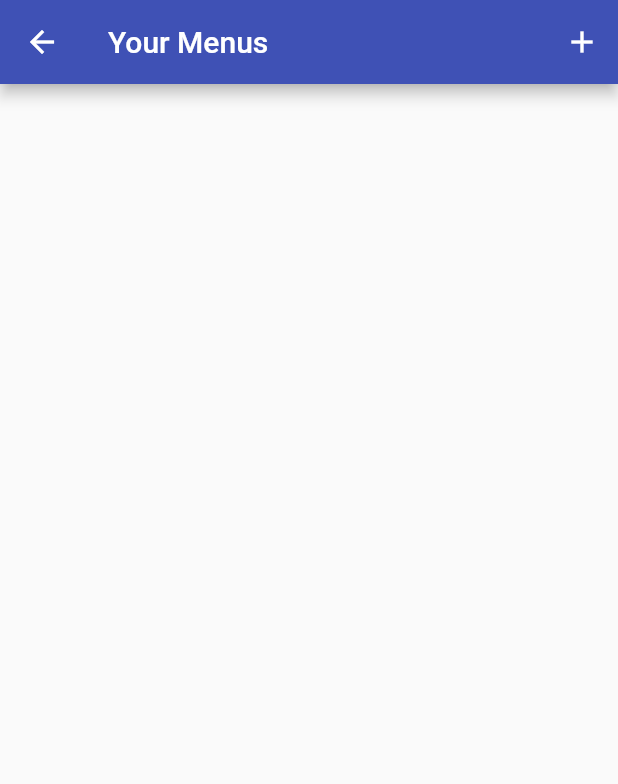
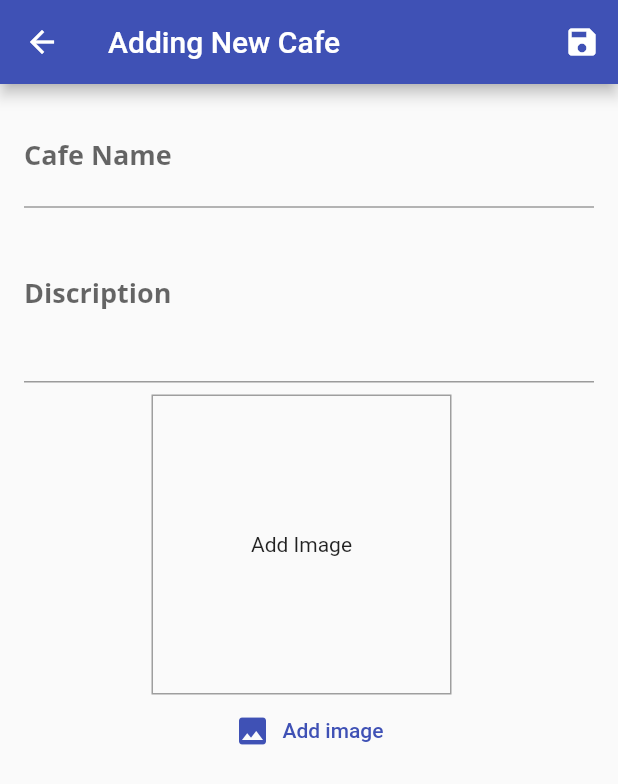
Before and after one commit to Zunair123456789/fast_food_cafe_grill, a Flutter app: the CafeUpdateScreen screen opened directly, after a tap on the "add" icon, on a phone screen of 412 x 824 dp. Shown: the top 784 px of the screen. Run offline on Flutter 3.47's test engine with Material 2 defaults, Android fonts, the phone set to English and light mode, and no system bars; our stand-ins replace cloud_firestore, firebase_core, firebase_storage, flutter_image_slideshow, image_picker, intro_slider and 1 more; missing offline and left inert: contactus, curved_nav_bar; accounts and stored records are empty.

Commit message:
add cafe of your choise

```diff
--- a/lib/Provider/Cafe.dart
+++ b/lib/Provider/Cafe.dart
@@ -1,4 +1,8 @@
+import 'dart:io';
+
 import 'package:cloud_firestore/cloud_firestore.dart';
+import 'package:fast_food_cafe_grill/Provider/Menu.dart';
+import 'package:firebase_storage/firebase_storage.dart';
 import 'package:flutter/material.dart';
 
 class CafeItem extends ChangeNotifier {
@@ -18,6 +22,8 @@ class Cafe extends ChangeNotifier {
   List<CafeItem> _listOfCafes = [];
 
   String _isSelected = '';
+
+  File? pickedImage;
 
   String get isSelected {
     return _isSelected;
@@ -59,9 +65,39 @@ class Cafe extends ChangeNotifier {
     }
   }
 
-  void printlist(String a) {
-    print(a);
-    print(_listOfCafes[1].cafeName);
-    // return;
+  Future<void> addMenu(CafeItem cafe) async {
+    String? imageUrl;
+    try {
+      if (pickedImage != null) {
+        final ref = FirebaseStorage.instance
+            .ref()
+            .child('cafeslogos')
+            .child(cafe.cafeName + '.jpg');
+        await ref
+            .putFile(pickedImage!)
+            .whenComplete(() => print('Image is successfully uploaded'));
+        imageUrl = await ref.getDownloadURL();
+      }
+
+      final firebase = FirebaseFirestore.instance.collection('listOfRestorant');
+      final response = await firebase.add({
+        'name': cafe.cafeName,
+        'imageUrl': imageUrl,
+        'description': cafe.cafeDiscription,
+      });
+      final newMenuItem = CafeItem(
+        cafeId: response.id,
+        cafeName: cafe.cafeName,
+        cafeDiscription: cafe.cafeDiscription,
+        cafeImageUrl: imageUrl.toString(),
+      );
+
+      _listOfCafes.add(newMenuItem);
+
+      pickedImage = null;
+      notifyListeners();
+    } catch (error) {
+      rethrow;
+    }
   }
 }
--- /dev/null
+++ b/lib/Screens/AddNewCafe.dart
@@ -0,0 +1,209 @@
+import 'dart:io';
+
+import 'package:fast_food_cafe_grill/Provider/Cafe.dart';
+import 'package:flutter/material.dart';
+import 'package:image_picker/image_picker.dart';
+import 'package:provider/provider.dart';
+
+class AddNewCafe extends StatefulWidget {
+  const AddNewCafe({Key? key}) : super(key: key);
+
+  @override
+  State<AddNewCafe> createState() => _AddNewCafeState();
+}
+
+class _AddNewCafeState extends State<AddNewCafe> {
+  final _discriptionFocusNode = FocusNode();
+  bool _isLoading = false;
+
+  final _form = GlobalKey<FormState>();
+
+  var _editedMenu = CafeItem(
+    cafeId: '',
+    cafeName: '',
+    cafeDiscription: '',
+    cafeImageUrl: '',
+  );
+
+  Future<void> _saveForm() async {
+    final isValid = _form.currentState!.validate();
+
+    if (!isValid) {
+      return;
+    }
+
+    if (_pickedImage == null) {
+      showDialog(
+          context: context,
+          builder: (ctx) {
+            return ErrorDialog('Image', 'Please add an image for menu');
+          });
+      return;
+    }
+
+    _form.currentState!.save();
+    setState(() {
+      _isLoading = true;
+    });
+
+    try {
+      await Provider.of<Cafe>(context, listen: false).addMenu(_editedMenu);
+    } catch (error) {
+      await showDialog(
+          context: context,
+          builder: (ctx) {
+            return ErrorDialog(
+                'An error occured', 'Please add some categories ');
+          });
+    }
+    _isLoading = false;
+    Navigator.of(context).pop();
+  }
+
+  File? _pickedImage;
+  void _pickImage() async {
+    final pickedImageFile =
+        await ImagePicker.platform.getImage(source: ImageSource.gallery);
+    setState(() {
+      _pickedImage = File(pickedImageFile!.path);
+    });
+    Provider.of<Cafe>(context, listen: false).pickedImage = _pickedImage;
+  }
+
+  @override
+  void dispose() {
+    _discriptionFocusNode.dispose();
+
+    super.dispose();
+  }
+
+  @override
+  Widget build(BuildContext context) {
+    return Scaffold(
+      appBar: AppBar(
+        backgroundColor: Theme.of(context).primaryColor,
+        title: const Text('Adding New Cafe'),
+        actions: [
+          IconButton(onPressed: _saveForm, icon: const Icon(Icons.save))
+        ],
+      ),
+      body: _isLoading
+          ? Center(
+              child: CircularProgressIndicator(
+              color: Theme.of(context).primaryColor,
+            ))
+          : Padding(
+              padding: const EdgeInsets.all(16.0),
+              child: Form(
+                  key: _form,
+                  child: ListView(
+                    children: [
+                      TextFormField(
+                        decoration:
+                            const InputDecoration(labelText: 'Cafe Name'),
+                        textInputAction: TextInputAction.next,
+                        onFieldSubmitted: (_) {
+                          Focus.of(context).requestFocus(_discriptionFocusNode);
+                        },
+                        onSaved: (value) {
+                          _editedMenu = CafeItem(
+                            cafeId: _editedMenu.cafeId,
+                            cafeName: value.toString(),
+                            cafeDiscription: _editedMenu.cafeDiscription,
+                            cafeImageUrl: _editedMenu.cafeImageUrl,
+                          );
+                        },
+                        validator: (value) {
+                          if (value!.isEmpty) {
+                            return 'Please provide a valid Title';
+                          } else {
+                            return null;
+                          }
+                        },
+                      ),
+
+                      TextFormField(
+                        decoration:
+                            const InputDecoration(labelText: 'Discription'),
+                        keyboardType: TextInputType.multiline,
+                        maxLines: 3,
+                        focusNode: _discriptionFocusNode,
+                        onSaved: (value) {
+                          _editedMenu = _editedMenu = CafeItem(
+                            cafeId: _editedMenu.cafeId,
+                            cafeName: _editedMenu.cafeName,
+                            cafeDiscription: value.toString(),
+                            cafeImageUrl: _editedMenu.cafeImageUrl,
+                          );
+                        },
+                        validator: (value) {
+                          if (value!.isEmpty) {
+                            return 'Please provide a valid Discription';
+                          }
+                          if (value.length < 20) {
+                            return 'Discription should be at least 20 charater long';
+                          } else {
+                            return null;
+                          }
+                        },
+                      ),
+
+                      Column(
+                        children: [
+                          Container(
+                              width: 200,
+                              height: 200,
+                              margin: const EdgeInsets.only(top: 8, right: 10),
+                              alignment: Alignment.center,
+                              decoration: BoxDecoration(
+                                  border:
+                                      Border.all(width: 1, color: Colors.grey)),
+                              child: _pickedImage == null
+                                  ? const Center(child: Text('Add Image'))
+                                  : Image.file(
+                                      _pickedImage!,
+                                    )),
+                          Center(
+                            child: TextButton.icon(
+                              icon: const Icon(Icons.image),
+                              label: const Text('Add image'),
+                              onPressed: () {
+                                _pickImage();
+                              },
+                              style: TextButton.styleFrom(
+                                  primary: Theme.of(context).primaryColor),
+                            ),
+                          ),
+                        ],
+                      ),
+
+//..........................................................................................................................................
+
+//........................................................................................................................
+                    ],
+                  )),
+            ),
+    );
+  }
+}
+
+class ErrorDialog extends StatelessWidget {
+  final String title;
+  final String content;
+  ErrorDialog(this.title, this.content, {Key? key}) : super(key: key);
+
+  @override
+  Widget build(BuildContext context) {
+    return AlertDialog(
+      title: Text(title),
+      content: Text(content),
+      actions: [
+        TextButton(
+            onPressed: () {
+              Navigator.of(context).pop();
+            },
+            child: const Text('Okay'))
+      ],
+    );
+  }
+}
--- a/lib/Screens/CafeUpdateScreen.dart
+++ b/lib/Screens/CafeUpdateScreen.dart
@@ -1,4 +1,5 @@
 import 'package:fast_food_cafe_grill/Provider/Cafe.dart';
+import 'package:fast_food_cafe_grill/Screens/AddNewCafe.dart';
 import 'package:fast_food_cafe_grill/Widget/CafeList.dart';
 import 'package:flutter/material.dart';
 import 'package:provider/provider.dart';
@@ -18,7 +19,14 @@ class CafeUpdateScreen extends StatelessWidget {
       appBar: AppBar(
         backgroundColor: Theme.of(context).primaryColor,
         title: const Text('Your Menus'),
-        actions: [IconButton(onPressed: () {}, icon: const Icon(Icons.add))],
+        actions: [
+          IconButton(
+              onPressed: () {
+                Navigator.of(context).push(MaterialPageRoute(
+                    builder: (context) => const AddNewCafe()));
+              },
+              icon: const Icon(Icons.add))
+        ],
       ),
       body: RefreshIndicator(
         onRefresh: _refreshMenu,
--- a/lib/Screens/MoreScreen.dart
+++ b/lib/Screens/MoreScreen.dart
@@ -77,8 +77,8 @@ class MoreScreen extends StatelessWidget {
             ),
             InkWell(
               onTap: () {
-                // Navigator.of(context).push(MaterialPageRoute(
-                //     builder: (context) => MenuUpdateScreen()));
+                Navigator.of(context).push(MaterialPageRoute(
+                    builder: (context) => MenuUpdateScreen()));
               },
               child: const ListTile(
                 title: Text(
```
